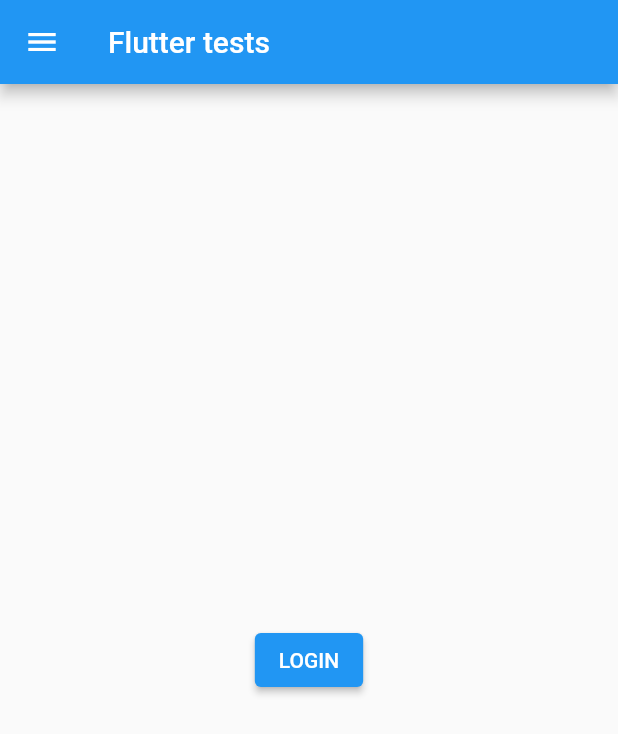
After one commit to YasinYavuzOrdina/flutter_feature_testing, a Flutter app: the LoginPage screen opened by its route, on a phone screen of 412 x 824 dp. The commit adds this screen. Shown: the top 734 px of the screen. Run offline on Flutter 3.47's test engine with Material 2 defaults, Android fonts, the phone set to English and light mode, and no system bars; our stand-ins replace camera, flutter_map, flutter_secure_storage, hive_flutter, latlong2, url_launcher_web; missing offline and left inert: camera_web, flutter_appauth, flutter_map_location_marker, flutter_map_marker_cluster, flutter_secure_storage_web, flutter_web_auth and 2 more; accounts and stored records are empty.

Commit message:
Working PKCE with prims auth

```diff
--- a/lib/generated_plugin_registrant.dart
+++ b/lib/generated_plugin_registrant.dart
@@ -6,13 +6,19 @@
 // ignore_for_file: lines_longer_than_80_chars
 
 import 'package:camera_web/camera_web.dart';
+import 'package:flutter_secure_storage_web/flutter_secure_storage_web.dart';
+import 'package:flutter_web_auth/src/flutter_web_auth_web.dart';
 import 'package:geolocator_web/geolocator_web.dart';
+import 'package:url_launcher_web/url_launcher_web.dart';
 
 import 'package:flutter_web_plugins/flutter_web_plugins.dart';
 
 // ignore: public_member_api_docs
 void registerPlugins(Registrar registrar) {
   CameraPlugin.registerWith(registrar);
+  FlutterSecureStorageWeb.registerWith(registrar);
+  FlutterWebAuthPlugin.registerWith(registrar);
   GeolocatorPlugin.registerWith(registrar);
+  UrlLauncherPlugin.registerWith(registrar);
   registrar.registerMessageHandler();
 }
--- a/lib/pages/mapandcamerademo/mapdemo.dart
+++ b/lib/pages/mapandcamerademo/mapdemo.dart
@@ -1,9 +1,7 @@
 import 'dart:async';
-import 'dart:io';
 
-import 'package:camera/camera.dart';
 import 'package:flutter/material.dart';
-import 'package:flutter_feature_testing/main.dart';
+
 import 'package:flutter_feature_testing/pages/mapandcamerademo/models/infopin.model.dart';
 import 'package:flutter_feature_testing/pages/mapandcamerademo/models/pin.model.dart';
 import 'package:flutter_feature_testing/pages/mapandcamerademo/widgets/create_pin_dialog.dart';
@@ -54,7 +52,6 @@ class _MapPageState extends State<MapDemoPage> {
 
   @override
   Widget build(BuildContext context) {
-    print('rerendered');
     return Scaffold(
       appBar: isAddingMarkers ? _buildEditingAppbar() : _buildDefaultAppbar(),
       drawer: buildDrawer(context, MapDemoPage.route),
@@ -321,7 +318,6 @@ class _MapPageState extends State<MapDemoPage> {
 
   AlertDialog _informationDialog(
       Marker currentMarker, InfoPin pin, BuildContext ctx) {
-    print(pin.pictures.length);
     return AlertDialog(
       title: const Text('Marker information'),
       content: Column(
--- a/lib/pages/mapandcamerademo/widgets/create_pin_dialog.dart
+++ b/lib/pages/mapandcamerademo/widgets/create_pin_dialog.dart
@@ -155,7 +155,6 @@ class _CreatePinDialogState extends State<CreatePinDialog> {
                   scrollDirection: Axis.horizontal,
                   shrinkWrap: true,
                   children: List.generate(captures.length, (index) {
-                    print(captures.length);
                     return Padding(
                       padding: const EdgeInsets.all(8.0),
                       child: Image.file(captures[index]),
--- /dev/null
+++ b/lib/pages/pkceflow/login.dart
@@ -0,0 +1,76 @@
+import 'dart:math';
+
+import 'package:flutter/material.dart';
+import 'package:flutter_appauth/flutter_appauth.dart';
+import 'package:flutter_feature_testing/widgets/drawer.dart';
+
+import 'package:url_launcher/url_launcher.dart';
+
+class LoginPage extends StatefulWidget {
+  static const String route = '/login';
+  const LoginPage({Key? key}) : super(key: key);
+
+  @override
+  State<LoginPage> createState() => _LoginPageState();
+}
+
+class _LoginPageState extends State<LoginPage> {
+  final FlutterAppAuth _appAuth = FlutterAppAuth();
+
+  final authorizationEndpoint =
+      Uri.parse('http://oauth2.prims-dev.the-sniffers.com/authorize');
+  final tokenEndpoint = Uri.parse(
+      'http://oauth2.prims-dev.the-sniffers.com/authorize/auth/token');
+
+  final redirectUrl = 'http://127.0.0.1:14200/#/auth-redirect';
+  final identifier = 'prims-mobile';
+
+  static const String _charset =
+      'ABCDEFGHIJKLMNOPQRSTUVWXYZabcdefghijklmnopqrstuvwxyz0123456789-._~';
+
+  static String _createCodeVerifier() {
+    return List.generate(
+        128, (i) => _charset[Random.secure().nextInt(_charset.length)]).join();
+  }
+
+  final codeVerifier = _createCodeVerifier();
+
+  login() async {
+    final AuthorizationTokenResponse? result =
+        await _appAuth.authorizeAndExchangeCode(
+      AuthorizationTokenRequest(
+        '<client_id>',
+        '<redirect_url>',
+        serviceConfiguration: AuthorizationServiceConfiguration(
+            authorizationEndpoint: authorizationEndpoint.toString(),
+            tokenEndpoint: tokenEndpoint.toString()),
+      ),
+    );
+  }
+
+  Future<void> _openAuthorizationServerLogin(String authUri) async {
+    if (await canLaunch(authUri)) {
+      await launch(authUri, webOnlyWindowName: '_self');
+    } else {
+      throw 'Could not launch $authUri';
+    }
+  }
+
+  @override
+  Widget build(BuildContext context) {
+    return Scaffold(
+      appBar: AppBar(
+        title: const Text('Flutter tests'),
+      ),
+      drawer: buildDrawer(context, LoginPage.route),
+      body: Center(
+        child: ElevatedButton(
+          onPressed: () async {
+            login();
+          },
+          child: const Text('LOGIN'),
+        ),
+      ),
+    );
+  }
+}
--- /dev/null
+++ b/lib/utils/constants.dart
@@ -0,0 +1,7 @@
+final kAuthorizationEndpoint =
+    Uri.parse('http://oauth2.prims-dev.the-sniffers.com/oauth/authorize');
+final kTokenEndpoint =
+    Uri.parse('http://oauth2.prims-dev.the-sniffers.com/oauth/token');
+
+const kRedirectUrl = 'http://localhost:14200/auth-redirect';
+const kIdentifier = 'prims-mobile';
--- a/lib/widgets/drawer.dart
+++ b/lib/widgets/drawer.dart
@@ -3,6 +3,8 @@ import 'package:flutter_feature_testing/pages/camera.dart';
 import 'package:flutter_feature_testing/pages/home.dart';
 import 'package:flutter_feature_testing/pages/map.dart';
 import 'package:flutter_feature_testing/pages/mapandcamerademo/mapdemo.dart';
+import 'package:flutter_feature_testing/pages/pkceflow/login.dart';
+import 'package:flutter_feature_testing/pages/pkceflow/login2.dart';
 
 Widget _buildMenuItem(
     BuildContext context, Widget title, String routeName, String currentRoute) {
@@ -35,6 +37,10 @@ Drawer buildDrawer(BuildContext context, String currentRoute) {
         _buildMenuItem(context, const Text('Map'), MapPage.route, currentRoute),
         _buildMenuItem(context, const Text('Map Camera Demo'),
             MapDemoPage.route, currentRoute),
+        _buildMenuItem(
+            context, const Text('PKCE Flow'), LoginPage.route, currentRoute),
+        _buildMenuItem(
+            context, const Text('PKCE Flow 2'), Login2Page.route, currentRoute),
       ],
     ),
   );
```
Also changed, not shown: lib/main.dart (+27 -5 lines), lib/pages/pkceflow/auth_redirect.dart (added, +82 -0 lines), lib/pages/pkceflow/login2.dart (added, +88 -0 lines), lib/pages/pkceflow/save_service.dart (added, +15 -0 lines), pubspec.yaml (+9 -0 lines), 6 other files.
